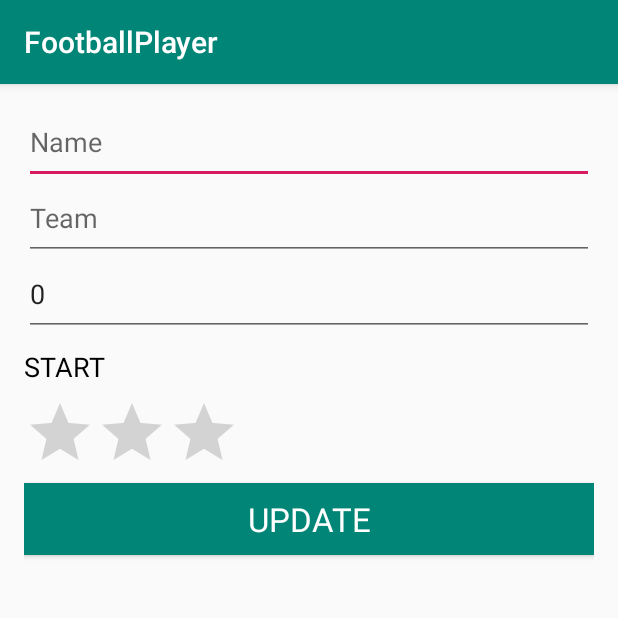
After one commit to Hsun-Yu/NTUST-AppDesign-Football, an Android app: the UpdatePlayerActivity screen opened directly, with no data from a screen before it, on a phone screen of 412 x 824 dp, the top half of it. The commit adds this screen. Run offline under Robolectric (Android 15) with nearby library versions, the phone set to English and light mode, and no system bars.

Commit message:
Add update activity

```diff
--- a/FootballPlayer/app/src/main/AndroidManifest.xml
+++ b/FootballPlayer/app/src/main/AndroidManifest.xml
@@ -12,7 +12,8 @@
         android:roundIcon="@mipmap/ic_launcher_round"
         android:supportsRtl="true"
         android:theme="@style/AppTheme">
-        <activity android:name=".QuizActivity"></activity>
+        <activity android:name=".UpdatePlayerActivity"></activity>
+        <activity android:name=".QuizActivity" />
         <activity
             android:name=".PlayerDetailActivity"
             android:label="@string/title_activity_player_detail"
--- a/FootballPlayer/app/src/main/java/com/example/footballplayer/CustomCursorAdapter.java
+++ b/FootballPlayer/app/src/main/java/com/example/footballplayer/CustomCursorAdapter.java
@@ -9,6 +9,7 @@ import android.support.v7.widget.RecyclerView;
 import android.view.LayoutInflater;
 import android.view.View;
 import android.view.ViewGroup;
+import android.widget.Button;
 import android.widget.TextView;
 
 import com.example.footballplayer.data.FootballContract;
@@ -163,6 +164,7 @@ public class CustomCursorAdapter extends RecyclerView.Adapter<CustomCursorAdapte
         TextView nameView;
         TextView startView;
         TextView teamView;
+        Button btn;
         int num;
         int start;
         OnItemListener onItemListener;
@@ -176,7 +178,28 @@ public class CustomCursorAdapter extends RecyclerView.Adapter<CustomCursorAdapte
             nameView = (TextView) itemView.findViewById(R.id.playerNameView);
             startView = (TextView) itemView.findViewById(R.id.howGoodView);
             teamView = (TextView) itemView.findViewById((R.id.playerTeamView));
+
+
             this.onItemListener = onItemListener;
+
+            btn = (Button)itemView.findViewById(R.id.editplayrt_button);
+
+            btn.setOnClickListener(new View.OnClickListener() {
+                   @Override
+                   public void onClick(View view) {
+//                Snackbar.make(view, "Replace with your own action", Snackbar.LENGTH_LONG)
+//                        .setAction("Action", null).show();
+                       // Create a new intent to start an AddTaskActivity
+                       Intent editPlayerIntent = new Intent(mContext, UpdatePlayerActivity.class);
+                       editPlayerIntent.putExtra(PLAYER_NAME, nameView.getText().toString());
+                       editPlayerIntent.putExtra(PLAYER_TEAM, teamView.getText().toString());
+                       editPlayerIntent.putExtra(PLAYER_NUM, num);
+                       editPlayerIntent.putExtra(PLAYER_START, start);
+                       mContext.startActivity(editPlayerIntent);
+                   }
+                }
+            );
+
 
             itemView.setOnClickListener(this);
         }
--- /dev/null
+++ b/FootballPlayer/app/src/main/java/com/example/footballplayer/UpdatePlayerActivity.java
@@ -0,0 +1,47 @@
+package com.example.footballplayer;
+
+import android.content.ContentValues;
+import android.content.Intent;
+import android.net.Uri;
+import android.support.v7.app.AppCompatActivity;
+import android.os.Bundle;
+import android.support.v7.widget.Toolbar;
+import android.view.View;
+import android.widget.Button;
+import android.widget.EditText;
+import android.widget.RatingBar;
+import android.widget.TextView;
+import android.widget.Toast;
+
+import com.example.footballplayer.data.FootballContract;
+
+public class UpdatePlayerActivity extends AppCompatActivity {
+
+    @Override
+    protected void onCreate(Bundle savedInstanceState) {
+        super.onCreate(savedInstanceState);
+        setContentView(R.layout.activity_update_player);
+
+        Intent intent = getIntent();
+        String playerName = intent.getStringExtra(CustomCursorAdapter.PLAYER_NAME);
+        String playerTeam = intent.getStringExtra(CustomCursorAdapter.PLAYER_TEAM);
+        int playerNum = intent.getIntExtra(CustomCursorAdapter.PLAYER_NUM, 0);
+        int playerStart = intent.getIntExtra(CustomCursorAdapter.PLAYER_START, 0);
+
+        ((EditText)findViewById(R.id.editTextUpdatePlayerName)).setText(playerName);
+        ((EditText)findViewById(R.id.editTextUpdatePlayerTeam)).setText(playerTeam);
+        ((EditText)findViewById(R.id.editTextUpdatePlayerNum)).setText("" + playerNum);
+
+        ((RatingBar)findViewById(R.id.update_ratingbar)).setRating(playerStart);
+
+
+        Button updateButton = findViewById(R.id.updateButton);
+        updateButton.setOnClickListener(new View.OnClickListener() {
+                @Override
+                public void onClick(View v) {
+
+                }
+            }
+        );
+    }
+}
--- /dev/null
+++ b/FootballPlayer/app/src/main/res/layout/activity_update_player.xml
@@ -0,0 +1,67 @@
+<?xml version="1.0" encoding="utf-8"?>
+<LinearLayout xmlns:android="http://schemas.android.com/apk/res/android"
+xmlns:app="http://schemas.android.com/apk/res-auto"
+xmlns:tools="http://schemas.android.com/tools"
+android:orientation="vertical"
+android:layout_width="match_parent"
+android:layout_height="match_parent"
+android:paddingBottom="@dimen/activity_vertical_margin"
+android:paddingEnd="@dimen/activity_horizontal_margin"
+android:paddingLeft="@dimen/activity_horizontal_margin"
+android:paddingRight="@dimen/activity_horizontal_margin"
+android:paddingStart="@dimen/activity_horizontal_margin"
+android:paddingTop="@dimen/activity_vertical_margin"
+tools:context=".activity_add_player">
+
+
+<EditText
+    android:id="@+id/editTextUpdatePlayerName"
+    android:layout_width="match_parent"
+    android:layout_height="wrap_content"
+    android:gravity="start"
+    android:hint="Name"
+    android:paddingBottom ="@dimen/activity_horizontal_margin"/>
+<EditText
+    android:id="@+id/editTextUpdatePlayerTeam"
+    android:layout_width="match_parent"
+    android:layout_height="wrap_content"
+    android:gravity="start"
+    android:hint="Team"
+    android:paddingBottom ="@dimen/activity_horizontal_margin"/>
+
+<EditText
+    android:id="@+id/editTextUpdatePlayerNum"
+    android:layout_width="match_parent"
+    android:layout_height="wrap_content"
+    android:gravity="start"
+    android:hint="Num"
+    android:inputType="number"
+    android:paddingBottom="@dimen/activity_horizontal_margin" />
+
+
+<TextView
+    android:layout_width="wrap_content"
+    android:layout_height="wrap_content"
+    android:layout_gravity="start"
+    android:textColor="@android:color/primary_text_light"
+    style="@style/TextAppearance.AppCompat.Medium"
+    android:text="START"
+    android:layout_marginTop="8dp"
+    android:layout_marginBottom="8dp"/>
+
+    <RatingBar
+        android:layout_width="wrap_content"
+        android:layout_height="wrap_content"
+        android:id="@+id/update_ratingbar"
+        android:numStars="3"/>
+
+<Button
+    android:id="@+id/updateButton"
+    android:layout_width="match_parent"
+    android:layout_height="wrap_content"
+    android:layout_gravity="center"
+    android:text="UPDATE"
+    style="@style/TextAppearance.AppCompat.Large"
+    android:textColor="@android:color/primary_text_dark"
+    android:background="@color/colorPrimary"/>
+</LinearLayout>
--- a/FootballPlayer/app/src/main/res/layout/content_player_detail.xml
+++ b/FootballPlayer/app/src/main/res/layout/content_player_detail.xml
@@ -42,4 +42,5 @@
         android:layout_height="wrap_content"
         android:numStars="3"/>
 
+
 </LinearLayout>
--- a/FootballPlayer/app/src/main/res/layout/footballplayer_layout.xml
+++ b/FootballPlayer/app/src/main/res/layout/footballplayer_layout.xml
@@ -58,7 +58,15 @@
         <!-- A priority circle that is colored in programmatically in the adapter code -->
 
 
-
+        <Button
+            android:layout_width="wrap_content"
+            android:layout_height="match_parent"
+            android:text="EDIT"
+            android:id="@+id/editplayrt_button"
+            style="@style/TextAppearance.AppCompat.Large"
+            android:textColor="@android:color/primary_text_dark"
+            android:background="@color/colorPrimary"
+            />
     </LinearLayout>
 
     <!-- A gray divider line at the bottom of each task -->
@@ -66,4 +74,5 @@
         android:layout_width="match_parent"
         android:layout_height="1dp"
         android:background="@android:color/darker_gray"/>
+
 </LinearLayout>
```
